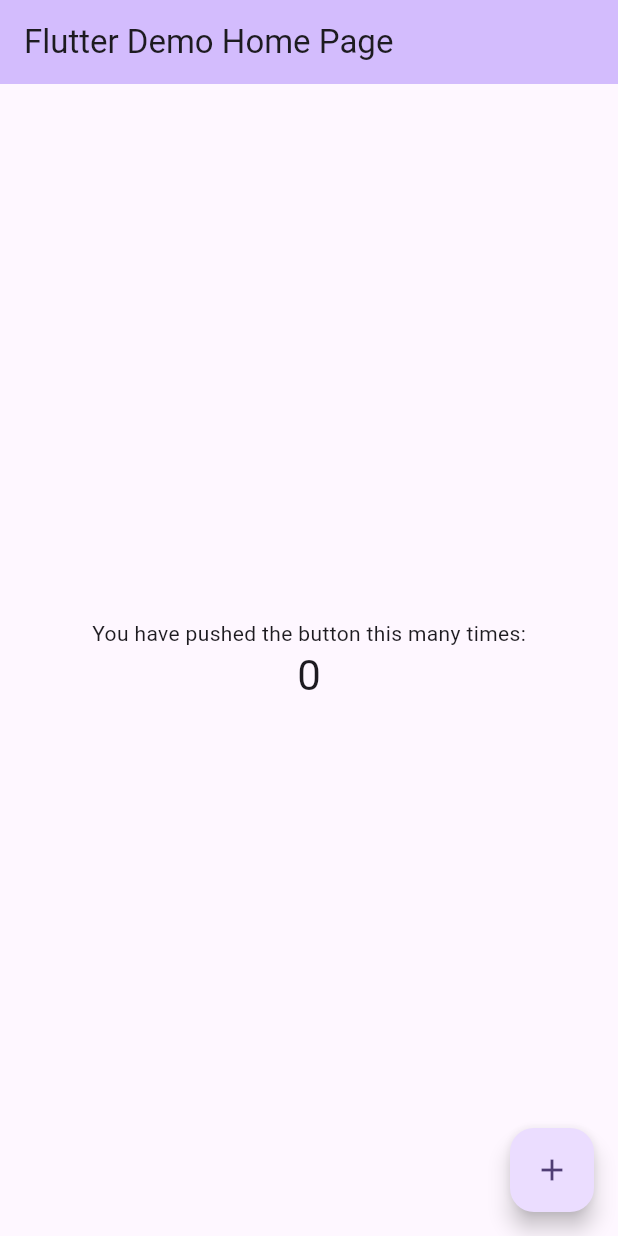
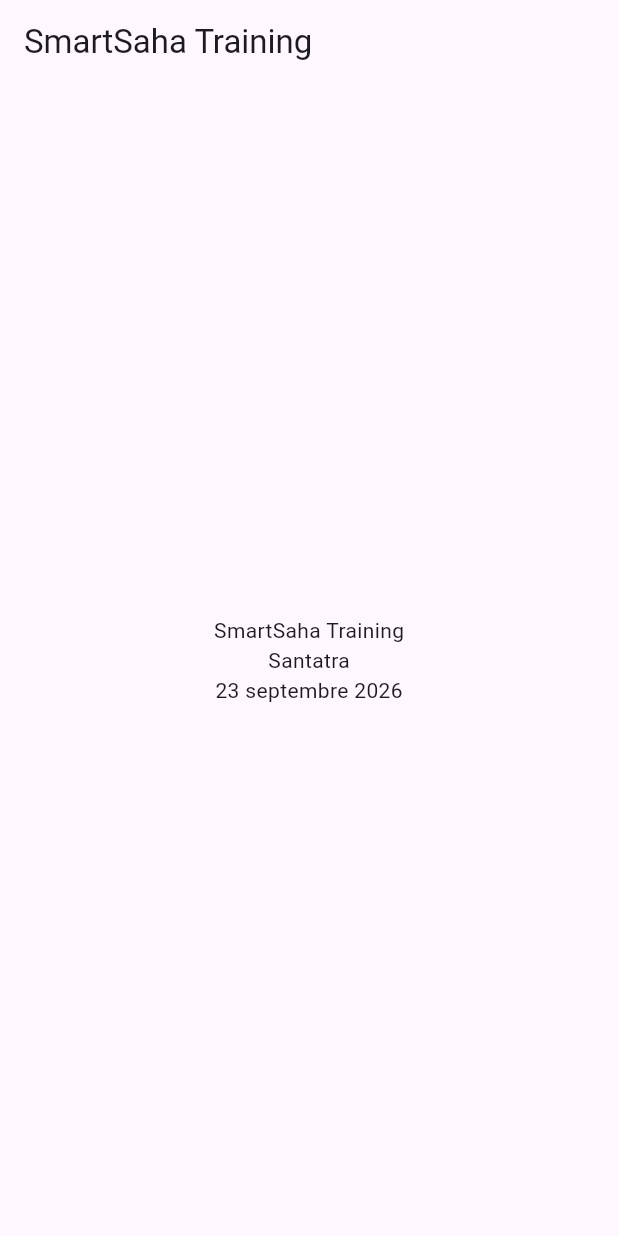
Before and after one commit to onjampitiavana/smartsaha-training-mobile, a Flutter app: the screen it shows after launch, on a phone screen of 412 x 824 dp. Run offline on Flutter 3.47's test engine with Material 3 defaults, Android fonts, the light colour scheme and no system bars.

Commit message:
feat: premier page

```diff
--- a/lib/main.dart
+++ b/lib/main.dart
@@ -1,122 +1,16 @@
 import 'package:flutter/material.dart';
-
-void main() {
-  runApp(const MyApp());
+import 'ui/home.dart';
+void main(){
+  runApp (const SmartSaha());
 }
-
-class MyApp extends StatelessWidget {
-  const MyApp({super.key});
-
-  // This widget is the root of your application.
+class SmartSaha extends StatelessWidget{
+  const SmartSaha({super.key});
   @override
-  Widget build(BuildContext context) {
+  Widget build(BuildContext context){
     return MaterialApp(
-      title: 'Flutter Demo',
-      theme: ThemeData(
-        // This is the theme of your application.
-        //
-        // TRY THIS: Try running your application with "flutter run". You'll see
-        // the application has a purple toolbar. Then, without quitting the app,
-        // try changing the seedColor in the colorScheme below to Colors.green
-        // and then invoke "hot reload" (save your changes or press the "hot
-        // reload" button in a Flutter-supported IDE, or press "r" if you used
-        // the command line to start the app).
-        //
-        // Notice that the counter didn't reset back to zero; the application
-        // state is not lost during the reload. To reset the state, use hot
-        // restart instead.
-        //
-        // This works for code too, not just values: Most code changes can be
-        // tested with just a hot reload.
-        colorScheme: .fromSeed(seedColor: Colors.deepPurple),
-      ),
-      home: const MyHomePage(title: 'Flutter Demo Home Page'),
+      debugShowCheckedModeBanner : false,
+      title: "Smart saha training",
+      home: const Home()
     );
   }
 }
-
-class MyHomePage extends StatefulWidget {
-  const MyHomePage({super.key, required this.title});
-
-  // This widget is the home page of your application. It is stateful, meaning
-  // that it has a State object (defined below) that contains fields that affect
-  // how it looks.
-
-  // This class is the configuration for the state. It holds the values (in this
-  // case the title) provided by the parent (in this case the App widget) and
-  // used by the build method of the State. Fields in a Widget subclass are
-  // always marked "final".
-
-  final String title;
-
-  @override
-  State<MyHomePage> createState() => _MyHomePageState();
-}
-
-class _MyHomePageState extends State<MyHomePage> {
-  int _counter = 0;
-
-  void _incrementCounter() {
-    setState(() {
-      // This call to setState tells the Flutter framework that something has
-      // changed in this State, which causes it to rerun the build method below
-      // so that the display can reflect the updated values. If we changed
-      // _counter without calling setState(), then the build method would not be
-      // called again, and so nothing would appear to happen.
-      _counter++;
-    });
-  }
-
-  @override
-  Widget build(BuildContext context) {
-    // This method is rerun every time setState is called, for instance as done
-    // by the _incrementCounter method above.
-    //
-    // The Flutter framework has been optimized to make rerunning build methods
-    // fast, so that you can just rebuild anything that needs updating rather
-    // than having to individually change instances of widgets.
-    return Scaffold(
-      appBar: AppBar(
-        // TRY THIS: Try changing the color here to a specific color (to
-        // Colors.amber, perhaps?) and trigger a hot reload to see the AppBar
-        // change color while the other colors stay the same.
-        backgroundColor: Theme.of(context).colorScheme.inversePrimary,
-        // Here we take the value from the MyHomePage object that was created by
-        // the App.build method, and use it to set our appbar title.
-        title: Text(widget.title),
-      ),
-      body: Center(
-        // Center is a layout widget. It takes a single child and positions it
-        // in the middle of the parent.
-        child: Column(
-          // Column is also a layout widget. It takes a list of children and
-          // arranges them vertically. By default, it sizes itself to fit its
-          // children horizontally, and tries to be as tall as its parent.
-          //
-          // Column has various properties to control how it sizes itself and
-          // how it positions its children. Here we use mainAxisAlignment to
-          // center the children vertically; the main axis here is the vertical
-          // axis because Columns are vertical (the cross axis would be
-          // horizontal).
-          //
-          // TRY THIS: Invoke "debug painting" (choose the "Toggle Debug Paint"
-          // action in the IDE, or press "p" in the console), to see the
-          // wireframe for each widget.
-          mainAxisAlignment: .center,
-          children: [
-            const Text('You have pushed the button this many times:'),
-            Text(
-              '$_counter',
-              style: Theme.of(context).textTheme.headlineMedium,
-            ),
-          ],
-        ),
-      ),
-      floatingActionButton: FloatingActionButton(
-        onPressed: _incrementCounter,
-        tooltip: 'Increment',
-        child: const Icon(Icons.add),
-      ),
-    );
-  }
-}
--- /dev/null
+++ b/lib/ui/home.dart
@@ -0,0 +1,21 @@
+import 'package:flutter/material.dart';
+class Home extends StatelessWidget{
+    const Home ({super.key});
+    @override
+    Widget build(BuildContext context){
+        return Scaffold(
+            appBar:AppBar(
+            title: const Text ("SmartSaha Training"),
+        ), body: Center(
+            child: Column(
+                mainAxisAlignment : MainAxisAlignment.center,
+                children: const[
+            Text ("SmartSaha Training") ,
+            Text ("Santatra"),
+            Text("23 septembre 2026"),
+                ],
+            ),
+
+        ),);
+    }
+}
```
Also changed, not shown: 3 other files.
